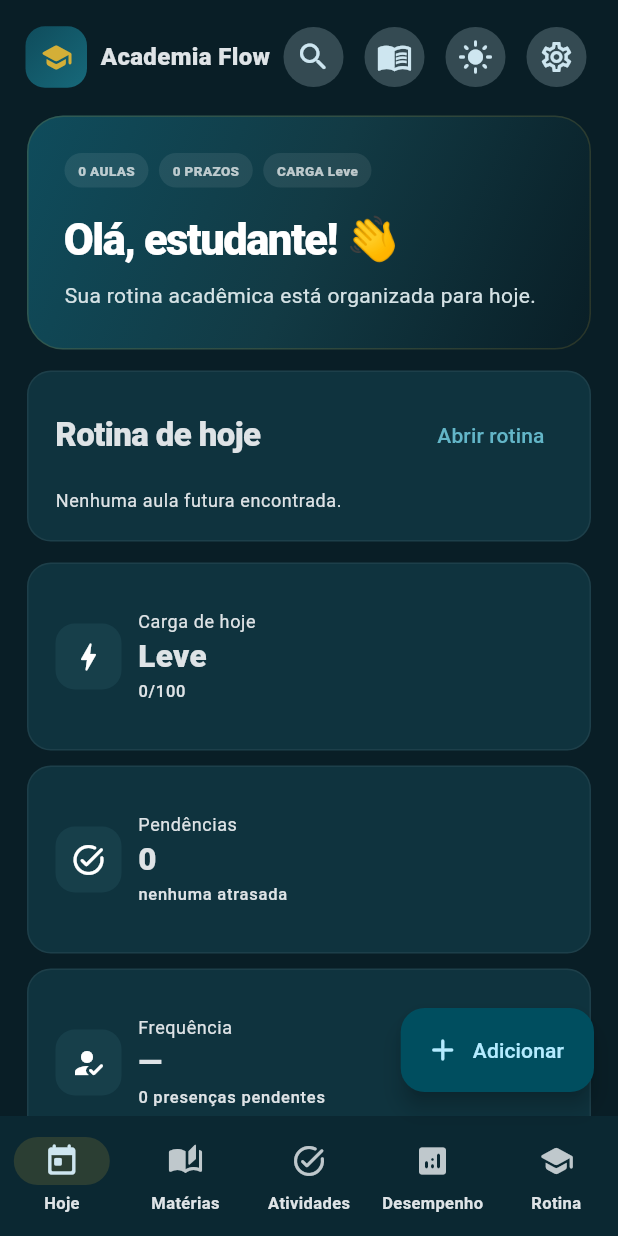
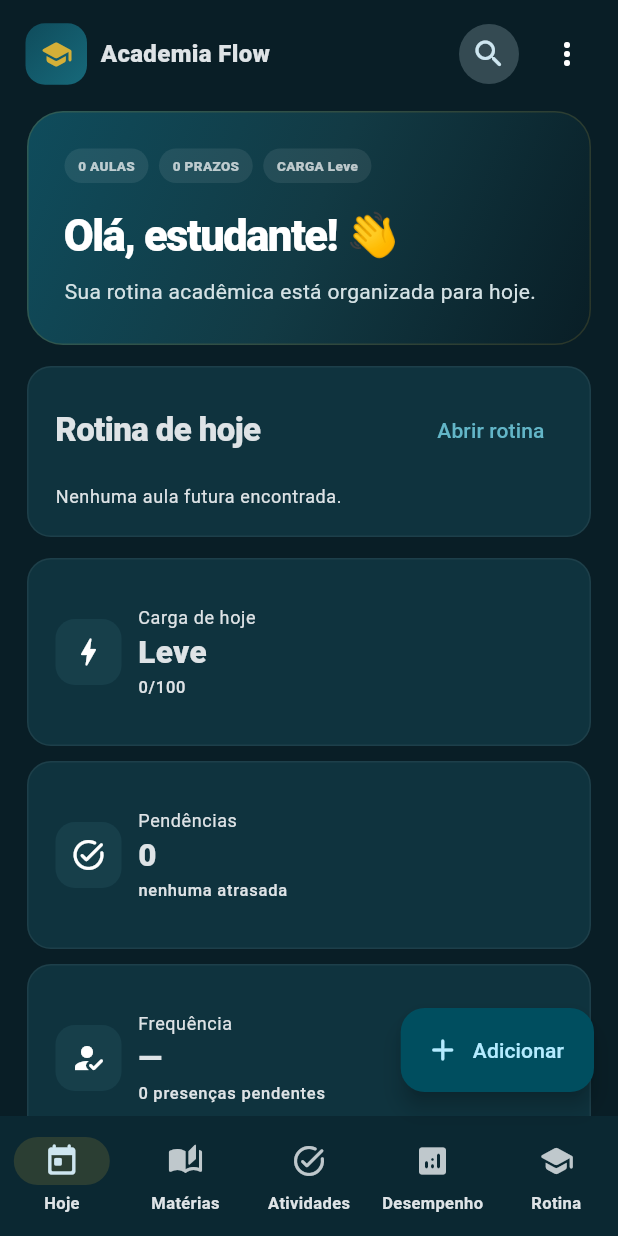
Before and after one commit to VictorAms12/academia-flow, a Flutter app: the AppShell screen opened directly, on a phone screen of 412 x 824 dp. Run offline on Flutter 3.47's test engine with Material 3 defaults, Android fonts, the phone set to English and light mode, and no system bars; our stand-ins replace file_picker, flutter_local_notifications, flutter_secure_storage, flutter_timezone, google_sign_in, image_picker and 4 more; missing offline and left inert: google_sign_in_platform_interface; accounts and stored records are empty.

Commit message:
refactor(ui): compacta navegação mobile e remove rótulos versionados

```diff
--- a/lib/widgets/app_shell.dart
+++ b/lib/widgets/app_shell.dart
@@ -135,7 +135,7 @@ class _DesktopNav extends StatelessWidget {
             SizedBox(width: 11),
             Expanded(child: Column(crossAxisAlignment: CrossAxisAlignment.start, children: [
               Text('Academia Flow', style: TextStyle(fontWeight: FontWeight.w900, fontSize: 16)),
-              Text('Academic OS • 2.6.1', style: TextStyle(fontSize: 10)),
+              Text('Organizador acadêmico', style: TextStyle(fontSize: 10)),
             ])),
           ]),
           const SizedBox(height: 28),
@@ -151,7 +151,7 @@ class _DesktopNav extends StatelessWidget {
               ),
             ),
           const Divider(height: 22),
-          _SecondaryNav(icon: Icons.search_rounded, label: 'Busca global', onTap: () => Navigator.push(context, motionRoute(const GlobalSearchScreen()))),
+          _SecondaryNav(icon: Icons.search_rounded, label: 'Busca avançada', onTap: () => Navigator.push(context, motionRoute(const GlobalSearchScreen()))),
           _SecondaryNav(icon: Icons.menu_book_rounded, label: 'Biblioteca', onTap: () => Navigator.push(context, motionRoute(const LibraryScreen()))),
           const Spacer(),
           if (state.semester.isNotEmpty)
@@ -251,25 +251,71 @@ class _TopBar extends StatelessWidget {
   const _TopBar({required this.desktop, required this.state});
   final bool desktop;
   final AppState state;
+
   @override
-  Widget build(BuildContext context) => Padding(
-        padding: EdgeInsets.fromLTRB(desktop ? 26 : 17, 14, desktop ? 26 : 17, 7),
+  Widget build(BuildContext context) {
+    if (desktop) {
+      return Padding(
+        padding: const EdgeInsets.fromLTRB(26, 14, 26, 7),
         child: Row(children: [
-          if (!desktop) ...[const _Logo(), const SizedBox(width: 9), const Text('Academia Flow', style: TextStyle(fontWeight: FontWeight.w900, fontSize: 16))] else const Spacer(),
-          if (!desktop) const Spacer(),
-          IconButton.filledTonal(tooltip: 'Busca global', onPressed: () => Navigator.push(context, motionRoute(const GlobalSearchScreen())), icon: const Icon(Icons.search_rounded)),
+          const Spacer(),
+          IconButton.filledTonal(tooltip: 'Busca avançada', onPressed: () => Navigator.push(context, motionRoute(const GlobalSearchScreen())), icon: const Icon(Icons.search_rounded)),
           const SizedBox(width: 6),
           IconButton.filledTonal(tooltip: 'Biblioteca', onPressed: () => Navigator.push(context, motionRoute(const LibraryScreen())), icon: const Icon(Icons.menu_book_outlined)),
           const SizedBox(width: 6),
           IconButton.filledTonal(
-            tooltip: 'Tema',
+            tooltip: 'Alternar tema',
             onPressed: state.toggleTheme,
-            icon: AnimatedSwitcher(duration: MotionSpec.normal, transitionBuilder: (child, animation) => RotationTransition(turns: Tween<double>(begin: -.18, end: 0).animate(animation), child: FadeTransition(opacity: animation, child: child)), child: Icon(state.isDark ? Icons.light_mode_rounded : Icons.dark_mode_rounded, key: ValueKey(state.isDark))),
+            icon: AnimatedSwitcher(
+              duration: MotionSpec.normal,
+              transitionBuilder: (child, animation) => RotationTransition(turns: Tween<double>(begin: -.18, end: 0).animate(animation), child: FadeTransition(opacity: animation, child: child)),
+              child: Icon(state.isDark ? Icons.light_mode_rounded : Icons.dark_mode_rounded, key: ValueKey(state.isDark)),
+            ),
           ),
           const SizedBox(width: 6),
           IconButton.filledTonal(tooltip: 'Configurações', onPressed: () => Navigator.push(context, motionRoute(const SettingsScreen())), icon: const Icon(Icons.settings_outlined)),
         ]),
       );
+    }
+
+    return Padding(
+      padding: const EdgeInsets.fromLTRB(17, 12, 10, 6),
+      child: Row(
+        children: [
+          const _Logo(),
+          const SizedBox(width: 9),
+          const Expanded(
+            child: Text(
+              'Academia Flow',
+              maxLines: 1,
+              overflow: TextOverflow.ellipsis,
+              style: TextStyle(fontWeight: FontWeight.w900, fontSize: 16),
+            ),
+          ),
+          IconButton.filledTonal(
+            tooltip: 'Busca avançada',
+            onPressed: () => Navigator.push(context, motionRoute(const GlobalSearchScreen())),
+            icon: const Icon(Icons.search_rounded),
+          ),
+          const SizedBox(width: 4),
+          PopupMenuButton<String>(
+            tooltip: 'Mais opções',
+            icon: const Icon(Icons.more_vert_rounded),
+            onSelected: (value) {
+              if (value == 'library') Navigator.push(context, motionRoute(const LibraryScreen()));
+              if (value == 'theme') state.toggleTheme();
+              if (value == 'settings') Navigator.push(context, motionRoute(const SettingsScreen()));
+            },
+            itemBuilder: (_) => [
+              const PopupMenuItem(value: 'library', child: ListTile(contentPadding: EdgeInsets.zero, leading: Icon(Icons.menu_book_outlined), title: Text('Biblioteca'))),
+              PopupMenuItem(value: 'theme', child: ListTile(contentPadding: EdgeInsets.zero, leading: Icon(state.isDark ? Icons.light_mode_rounded : Icons.dark_mode_rounded), title: Text(state.isDark ? 'Tema claro' : 'Tema escuro'))),
+              const PopupMenuItem(value: 'settings', child: ListTile(contentPadding: EdgeInsets.zero, leading: Icon(Icons.settings_outlined), title: Text('Configurações'))),
+            ],
+          ),
+        ],
+      ),
+    );
+  }
 }
 
 class _Logo extends StatelessWidget {
```
